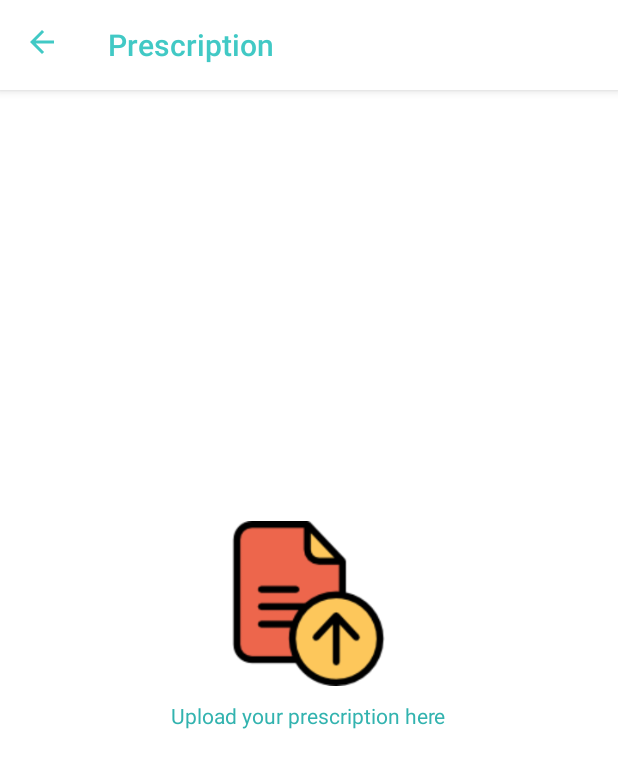
After one commit to ashujhaji/aayu, an Android app: the PrescriptionActivity screen opened directly, with no data from a screen before it, on a phone screen of 412 x 824 dp. The commit adds this screen. Shown: the top 768 px of the screen. Run offline under Robolectric (Android 15) with nearby library versions, the phone set to English and light mode, and no system bars; our stand-ins replace CircleImageView, Firebase (no records; nobody signed in at launch, a user with empty details on screens opened directly).

Commit message:
prescription upload completed

```diff
--- a/app/build.gradle
+++ b/app/build.gradle
@@ -41,6 +41,7 @@ dependencies {
     implementation 'com.google.firebase:firebase-database:16.0.3'
     implementation 'com.google.firebase:firebase-auth:16.0.4'
     implementation 'com.google.firebase:firebase-config:16.1.0'
+    implementation 'com.google.firebase:firebase-storage:16.0.4'
 
     //round imageview
     implementation 'de.hdodenhof:circleimageview:2.2.0'
--- /dev/null
+++ b/app/src/main/java/com/aayu/aayu/activity/PrescriptionActivity.java
@@ -0,0 +1,140 @@
+package com.aayu.aayu.activity;
+
+import android.app.ProgressDialog;
+import android.content.Intent;
+import android.content.SharedPreferences;
+import android.graphics.Color;
+import android.net.Uri;
+import android.os.Build;
+import android.support.annotation.NonNull;
+import android.support.annotation.RequiresApi;
+import android.support.design.widget.FloatingActionButton;
+import android.support.v7.app.AppCompatActivity;
+import android.os.Bundle;
+import android.view.View;
+import android.widget.ImageView;
+import android.widget.LinearLayout;
+import android.widget.Toast;
+import android.widget.Toolbar;
+
+import com.aayu.aayu.R;
+import com.bumptech.glide.Glide;
+import com.google.android.gms.tasks.OnFailureListener;
+import com.google.android.gms.tasks.OnSuccessListener;
+import com.google.firebase.storage.FirebaseStorage;
+import com.google.firebase.storage.OnProgressListener;
+import com.google.firebase.storage.StorageReference;
+import com.google.firebase.storage.UploadTask;
+
+import java.util.UUID;
+
+public class PrescriptionActivity extends AppCompatActivity implements View.OnClickListener{
+
+    private LinearLayout upload_pres;
+    private final int PICK_IMAGE_REQUEST = 71;
+    private Uri imageUri;
+    private ImageView img_preview;
+    private FloatingActionButton upload_done;
+    private FirebaseStorage storage;
+    private StorageReference storageReference;
+    private SharedPreferences mPref;
+
+    @RequiresApi(api = Build.VERSION_CODES.LOLLIPOP)
+    @Override
+    protected void onCreate(Bundle savedInstanceState) {
+        super.onCreate(savedInstanceState);
+        setContentView(R.layout.activity_prescription);
+
+        //set toolbar
+        android.support.v7.widget.Toolbar toolbar = findViewById(R.id.toolbar);
+        setSupportActionBar(toolbar);
+        getSupportActionBar().setDisplayShowHomeEnabled(true);
+        getSupportActionBar().setDisplayHomeAsUpEnabled(true);
+        getWindow().getDecorView().setSystemUiVisibility(View.SYSTEM_UI_FLAG_LIGHT_STATUS_BAR);
+        getWindow().setStatusBarColor(Color.WHITE);
+        //end
+
+        upload_pres = findViewById(R.id.upload_pres);
+        img_preview = findViewById(R.id.img_preview);
+        upload_done = findViewById(R.id.upload_done);
+
+        storage = FirebaseStorage.getInstance();
+        storageReference = storage.getReference();
+
+        mPref = getSharedPreferences("data",MODE_PRIVATE);
+
+        upload_pres.setOnClickListener(this);
+        upload_done.setOnClickListener(this);
+    }
+
+    @Override
+    public void onClick(View view) {
+        switch (view.getId()){
+            case R.id.upload_pres:
+                chooseImage();
+                break;
+            case R.id.upload_done:
+                uploadImage();
+                break;
+        }
+    }
+
+    @Override
+    protected void onActivityResult(int requestCode, int resultCode, Intent data) {
+        super.onActivityResult(requestCode, resultCode, data);
+        if (requestCode == PICK_IMAGE_REQUEST && resultCode == RESULT_OK && data != null && data.getData() != null) {
+            //show image
+            upload_pres.setVisibility(View.GONE);
+            imageUri = data.getData();
+            Glide.with(PrescriptionActivity.this)
+                    .load(imageUri)
+//                    .apply(new RequestOptions().override(1000, 400))
+                    .into(img_preview);
+            upload_done.setVisibility(View.VISIBLE);
+            //end
+        }
+    }
+
+    private void chooseImage() {
+        Intent i = new Intent();
+        i.setType("image/*");
+        i.setAction(Intent.ACTION_GET_CONTENT);
+        startActivityForResult(Intent.createChooser(i, "select image"), PICK_IMAGE_REQUEST);
+    }
+
+    private void uploadImage() {
+        if (imageUri != null) {
+            final ProgressDialog progressDialog = new ProgressDialog(this);
+            progressDialog.setTitle("Uploading");
+            progressDialog.show();
+
+            StorageReference ref = storageReference.child("prescription/"+mPref.getString("uid","")).child(createTransactionID());
+            ref.putFile(imageUri)
+                    .addOnSuccessListener(new OnSuccessListener<UploadTask.TaskSnapshot>() {
+                        @Override
+                        public void onSuccess(UploadTask.TaskSnapshot taskSnapshot) {
+                            progressDialog.dismiss();
+                            Intent intent = new Intent(PrescriptionActivity.this, MainActivity.class);
+                            startActivityForResult(intent, 1);
+                        }
+                    })
+                    .addOnFailureListener(new OnFailureListener() {
+                        @Override
+                        public void onFailure(@NonNull Exception e) {
+                            progressDialog.dismiss();
+                            Toast.makeText(getApplicationContext(), "Failed", Toast.LENGTH_SHORT).show();
+                        }
+                    })
+                    .addOnProgressListener(new OnProgressListener<UploadTask.TaskSnapshot>() {
+                        @Override
+                        public void onProgress(UploadTask.TaskSnapshot taskSnapshot) {
+                            progressDialog.setMessage("Uploading");
+                        }
+                    });
+        }
+    }
+
+    public String createTransactionID() {
+        return UUID.randomUUID().toString().replaceAll("-", "").toUpperCase();
+    }
+}
--- /dev/null
+++ b/app/src/main/res/drawable/done.xml
@@ -0,0 +1,11 @@
+<?xml version="1.0" encoding="utf-8"?>
+<vector xmlns:android="http://schemas.android.com/apk/res/android"
+    android:width="512dp"
+    android:height="512dp"
+    android:viewportWidth="512"
+    android:viewportHeight="512">
+
+    <path
+        android:fillColor="#ffffff"
+        android:pathData="M504.502,75.496c-9.997-9.998-26.205-9.998-36.204,0L161.594,382.203L43.702,264.311c-9.997-9.998-26.205-9.997-36.204,0 c-9.998,9.997-9.998,26.205,0,36.203l135.994,135.992c9.994,9.997,26.214,9.99,36.204,0L504.502,111.7 C514.5,101.703,514.499,85.494,504.502,75.496z" />
+</vector>
--- /dev/null
+++ b/app/src/main/res/layout/activity_prescription.xml
@@ -0,0 +1,64 @@
+<?xml version="1.0" encoding="utf-8"?>
+<RelativeLayout xmlns:android="http://schemas.android.com/apk/res/android"
+    xmlns:app="http://schemas.android.com/apk/res-auto"
+    xmlns:tools="http://schemas.android.com/tools"
+    android:layout_width="match_parent"
+    android:layout_height="match_parent"
+    tools:context=".activity.ProfileActivity"
+    android:background="@color/white">
+    <android.support.design.widget.AppBarLayout
+        android:id="@+id/app_bar"
+        android:layout_width="match_parent"
+        android:layout_height="60dp"
+        android:fitsSystemWindows="true"
+        android:theme="@style/AppTheme.AppBarOverlay"
+        android:background="@color/white">
+            <android.support.v7.widget.Toolbar
+                android:layout_width="match_parent"
+                android:layout_height="match_parent"
+                android:id="@+id/toolbar"
+                app:theme="@style/ToolBarStyle"/>
+    </android.support.design.widget.AppBarLayout>
+    <ImageView
+        android:layout_width="match_parent"
+        android:layout_height="match_parent"
+        android:id="@+id/img_preview"/>
+        <LinearLayout
+            android:layout_width="wrap_content"
+            android:layout_height="wrap_content"
+            android:orientation="vertical"
+            android:layout_centerVertical="true"
+            android:layout_centerHorizontal="true"
+            android:id="@+id/upload_pres">
+            <RelativeLayout
+                android:layout_width="130dp"
+                android:layout_height="130dp"
+                android:layout_gravity="center">
+                <de.hdodenhof.circleimageview.CircleImageView
+                android:id="@+id/upload_img"
+                android:layout_width="match_parent"
+                android:layout_height="match_parent"
+                android:layout_gravity="center"
+                app:civ_border_color="@android:color/transparent"
+                app:civ_border_width="3dp"
+                android:layout_margin="10dp"
+                app:layout_collapseMode="parallax"
+                app:layout_collapseParallaxMultiplier="0.7"
+                android:background="@drawable/upload"/>
+            </RelativeLayout>
+            <TextView
+                android:layout_width="wrap_content"
+                android:layout_height="wrap_content"
+                android:text="Upload your prescription here"
+                android:textColor="@color/colorPrimaryDark"/>
+        </LinearLayout>
+    <android.support.design.widget.FloatingActionButton
+        android:layout_width="50dp"
+        android:layout_height="50dp"
+        android:layout_alignParentBottom="true"
+        android:layout_alignParentRight="true"
+        android:layout_margin="15dp"
+        android:visibility="gone"
+        android:id="@+id/upload_done"
+        app:srcCompat="@drawable/done" />
+</RelativeLayout>
--- a/app/src/main/res/values/colors.xml
+++ b/app/src/main/res/values/colors.xml
@@ -20,4 +20,6 @@
     <color name="yellow">#ffea00</color>
     <color name="color_light_text">#bdbdbd</color>
     <color name="light_green_600">#7CB342</color>
+
+    <color name="red">#FF0000</color>
 </resources>
```
Also changed, not shown: app/src/main/AndroidManifest.xml (+15 -3 lines), app/src/main/java/com/aayu/aayu/Model/Medicines.java (added, +27 -0 lines), app/src/main/java/com/aayu/aayu/activity/DoctorsActivity.java (added, +15 -0 lines), app/src/main/java/com/aayu/aayu/activity/LoginActivity.java (+9 -1 lines), app/src/main/java/com/aayu/aayu/activity/MainActivity.java (+18 -0 lines), app/src/main/java/com/aayu/aayu/activity/MedicinesActivity.java (added, +91 -0 lines), app/src/main/java/com/aayu/aayu/adapters/MedicineAdapter.java (added, +61 -0 lines), app/src/main/res/layout/activity_doctors.xml (added, +33 -0 lines), app/src/main/res/layout/activity_medicines.xml (added, +33 -0 lines), app/src/main/res/layout/content_main.xml (+6 -3 lines), app/src/main/res/layout/layout_doctors.xml (added, +8 -0 lines), app/src/main/res/layout/layout_medicine_cards.xml (added, +40 -0 lines), app/src/main/res/drawable/upload.png (added).
